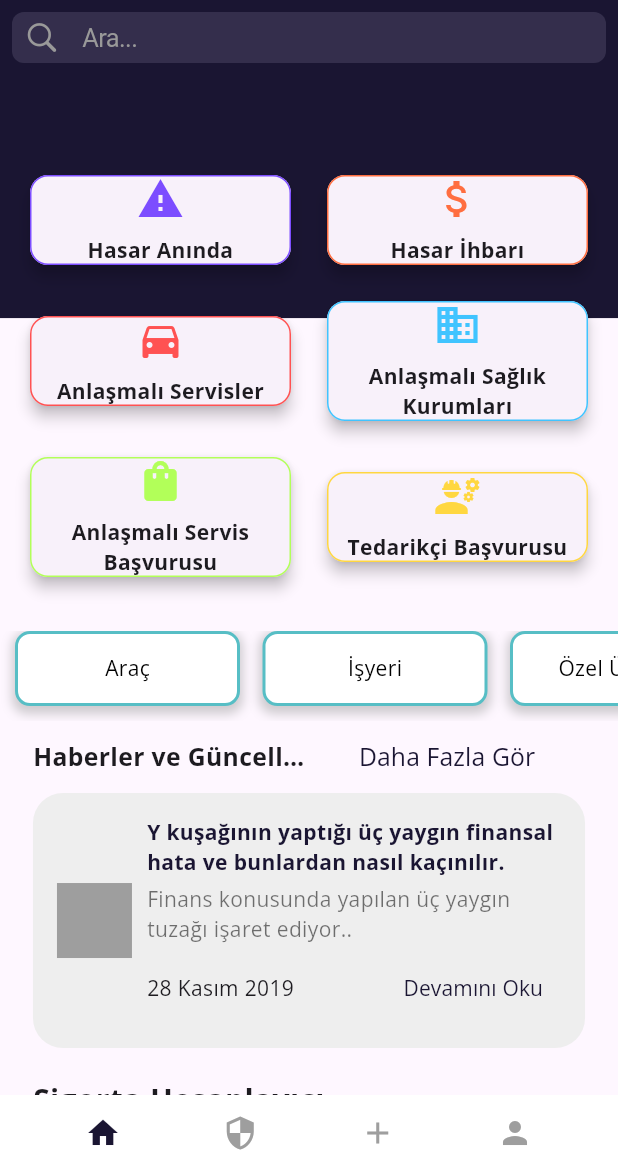
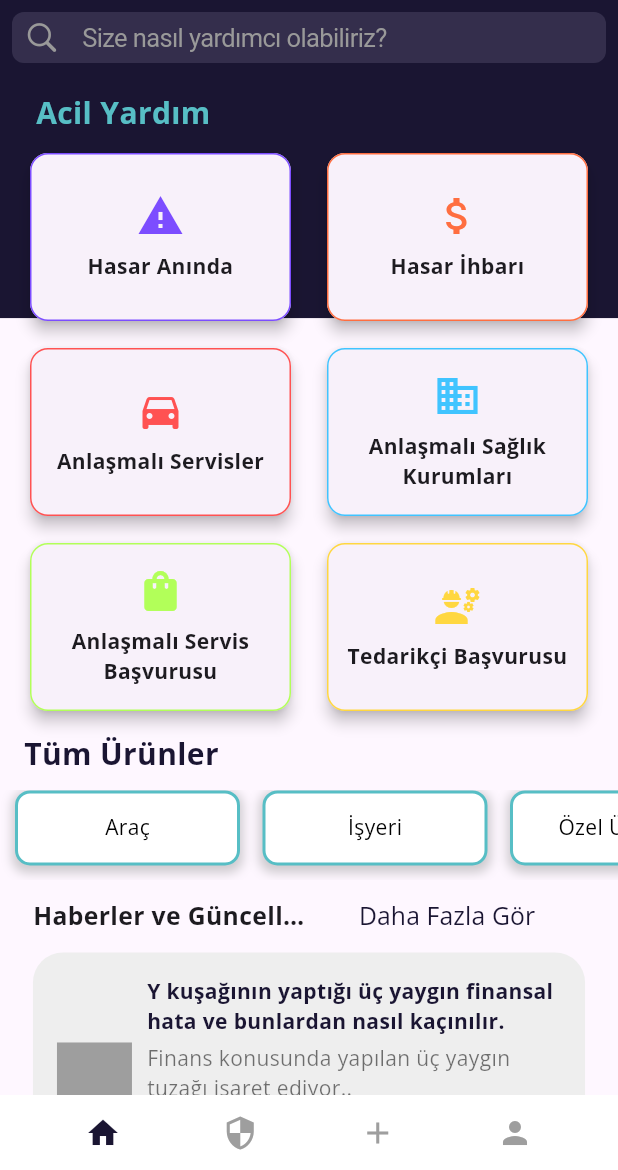
Before and after one commit to furkanaslanslx/insurapp, a Flutter app: the screen it shows after launch, on a phone screen of 412 x 824 dp, the part 66-1236 px from its top. Run offline on Flutter 3.47's test engine with Material 3 defaults, Android fonts, the phone set to English and light mode, and no system bars; drawn by our look-alikes of flutter_zoom_drawer; our stand-ins replace animated_custom_dropdown, flutter_card_swiper, flutter_colorpicker, get, introduction_screen, shared_preferences and 2 more; missing offline and left inert: mobile_scanner; accounts and stored records are empty.

Commit message:
Ana Sayfa güncellemeleri

```diff
--- a/lib/v/landing_view.dart
+++ b/lib/v/landing_view.dart
@@ -61,7 +61,7 @@ class _LandingViewState extends State<LandingView> with AutomaticKeepAliveClient
                                 enabled: false,
                                 style: const TextStyle(color: Colors.white70),
                                 controller: _searchController,
-                                placeholder: 'Ara...',
+                                placeholder: 'Size nasıl yardımcı olabiliriz?',
                                 placeholderStyle: const TextStyle(color: CupertinoColors.inactiveGray),
                                 prefix: const Padding(
                                   padding: EdgeInsets.symmetric(horizontal: 8.0),
--- a/lib/v/tab1_content.dart
+++ b/lib/v/tab1_content.dart
@@ -7,9 +7,6 @@ import 'package:insurance/v/wdgts/all_products_section.dart';
 import 'package:insurance/v/wdgts/claim_section.dart';
 import 'package:insurance/v/wdgts/insurance_calculator_section.dart';
 import 'package:insurance/v/wdgts/news_and_update_section.dart';
-import 'package:insurance/v/wdgts/policy_wdgt.dart';
-import 'package:insurance/vm/login_viewmodel.dart';
-import 'package:insurance/vm/policy_viewmodel.dart';
 import 'package:insurance/vm/themenotifier.dart';
 import 'package:provider/provider.dart';
 
@@ -23,8 +20,6 @@ class Tab1Content extends StatefulWidget {
 }
 
 class _Tab1ContentState extends State<Tab1Content> {
-  int _pageIndex = 0;
-
   @override
   Widget build(BuildContext context) {
     final themeNotifier = Provider.of<ThemeNotifier>(context);
@@ -41,6 +36,23 @@ class _Tab1ContentState extends State<Tab1Content> {
           ),
           Column(
             children: [
+              SizedBox(height: widget.size.getWidth(context, 20)),
+              const DamageAssistance(),
+              const AllProductsSection(),
+              NewsAndUpdatesSection(),
+              const SizedBox(height: 20),
+              const InsuranceCalculatorSection(),
+              const SizedBox(height: 20),
+              ClaimsSection(),
+              SizedBox(height: navigationHeight),
+            ],
+          ),
+        ],
+      ),
+    );
+  }
+}
+              // int _pageIndex = 0;
               // GestureDetector(
               //   onTap: () {
               //     NavigatoinWdgt.navigatorKey.currentState?.navigateToPage(3, data: '');
@@ -109,93 +121,76 @@ class _Tab1ContentState extends State<Tab1Content> {
               //     ),
               //   ),
               // ),
-              SizedBox(height: widget.size.getHeight(context, 40)),
-              Consumer<LoginViewModel>(
-                builder: (context, loginViewModel, child) {
-                  if (!loginViewModel.isLoggedIn) {
-                    return const SizedBox.shrink();
-                  }
-
-                  return SizedBox(
-                    height: widget.size.getWidth(context, 470),
-                    child: Consumer<PolicyViewModel>(
-                      builder: (context, policyViewModel, child) {
-                        if (policyViewModel.isLoading) {
-                          return const Center(child: CupertinoActivityIndicator());
-                        } else if (policyViewModel.errorMessage.isNotEmpty) {
-                          return Text(policyViewModel.errorMessage);
-                        } else {
-                          return PageView.builder(
-                            itemCount: policyViewModel.policies.length,
-                            physics: const BouncingScrollPhysics(),
-                            onPageChanged: (index) {
-                              setState(() {
-                                _pageIndex = index;
-                              });
-                            },
-                            itemBuilder: (context, index) {
-                              double policyValue = 0.0;
-                              List<double> policyValues = [];
-
-                              for (var i = 0; i < policyViewModel.policies.length; i++) {
-                                policyValue = 0.0;
-                                for (var j = 0; j < policyViewModel.policies[i].paymentPlan.length; j++) {
-                                  policyValue += double.parse(policyViewModel.policies[i].paymentPlan[j].amount);
-                                }
-                                policyValues.add(double.parse(policyValue.toStringAsFixed(2)));
-                              }
-
-                              return PolicyWdgt(
-                                policyViewModel: policyViewModel,
-                                index: index,
-                                policyValues: policyValues,
-                              );
-                            },
-                          );
-                        }
-                      },
-                    ),
-                  );
-                },
-              ),
-              SizedBox(
-                height: widget.size.getWidth(context, 20),
-                child: Consumer<PolicyViewModel>(
-                  builder: (context, policyViewModel, child) {
-                    return ListView.builder(
-                      itemCount: policyViewModel.policies.length,
-                      shrinkWrap: true,
-                      scrollDirection: Axis.horizontal,
-                      itemBuilder: (context, index) {
-                        return AnimatedContainer(
-                          duration: const Duration(milliseconds: 300),
-                          curve: Curves.easeInOut,
-                          width: widget.size.getWidth(context, 20) + (_pageIndex == index ? 10 : 0),
-                          height: widget.size.getWidth(context, 20),
-                          margin: const EdgeInsets.symmetric(horizontal: 10),
-                          decoration: BoxDecoration(
-                            color: _pageIndex == index ? themeNotifier.primaryColor : themeNotifier.primaryColor.withValues(alpha: 0.4),
-                            borderRadius: const BorderRadius.all(Radius.circular(10)),
-                          ),
-                        );
-                      },
-                    );
-                  },
-                ),
-              ),
-              SizedBox(height: widget.size.getWidth(context, 20)),
-              const DamageAssistance(),
-              const AllProductsSection(),
-              NewsAndUpdatesSection(),
-              const SizedBox(height: 20),
-              const InsuranceCalculatorSection(),
-              const SizedBox(height: 20),
-              ClaimsSection(),
-              SizedBox(height: navigationHeight),
-            ],
-          ),
-        ],
-      ),
-    );
-  }
-}
+              // SizedBox(height: widget.size.getHeight(context, 40)),
+              // Consumer<LoginViewModel>(
+              //   builder: (context, loginViewModel, child) {
+              //     if (!loginViewModel.isLoggedIn) {
+              //       return const SizedBox.shrink();
+              //     }
+//
+              //     return SizedBox(
+              //       height: widget.size.getWidth(context, 470),
+              //       child: Consumer<PolicyViewModel>(
+              //         builder: (context, policyViewModel, child) {
+              //           if (policyViewModel.isLoading) {
+              //             return const Center(child: CupertinoActivityIndicator());
+              //           } else if (policyViewModel.errorMessage.isNotEmpty) {
+              //             return Text(policyViewModel.errorMessage);
+              //           } else {
+              //             return PageView.builder(
+              //               itemCount: policyViewModel.policies.length,
+              //               physics: const BouncingScrollPhysics(),
+              //               onPageChanged: (index) {
+              //                 setState(() {
+              //                   _pageIndex = index;
+              //                 });
+              //               },
+              //               itemBuilder: (context, index) {
+              //                 double policyValue = 0.0;
+              //                 List<double> policyValues = [];
+//
+              //                 for (var i = 0; i < policyViewModel.policies.length; i++) {
+              //                   policyValue = 0.0;
+              //                   for (var j = 0; j < policyViewModel.policies[i].paymentPlan.length; j++) {
+              //                     policyValue += double.parse(policyViewModel.policies[i].paymentPlan[j].amount);
+              //                   }
+              //                   policyValues.add(double.parse(policyValue.toStringAsFixed(2)));
+              //                 }
+//
+              //                 return PolicyWdgt(
+              //                   policyViewModel: policyViewModel,
+              //                   index: index,
+              //                   policyValues: policyValues,
+              //                 );
+              //               },
+              //             );
+              //           }
+              //         },
+              //       ),
+              //     );
+              //   },
+              // ),
+              // SizedBox.shrink(
+              //   child: Consumer<PolicyViewModel>(
+              //     builder: (context, policyViewModel, child) {
+              //       return ListView.builder(
+              //         itemCount: policyViewModel.policies.length,
+              //         shrinkWrap: true,
+              //         scrollDirection: Axis.horizontal,
+              //         itemBuilder: (context, index) {
+              //           return AnimatedContainer(
+              //             duration: const Duration(milliseconds: 300),
+              //             curve: Curves.easeInOut,
+              //             width: widget.size.getWidth(context, 20) + (_pageIndex == index ? 10 : 0),
+              //             height: widget.size.getWidth(context, 20),
+              //             margin: const EdgeInsets.symmetric(horizontal: 10),
+              //             decoration: BoxDecoration(
+              //               color: _pageIndex == index ? themeNotifier.primaryColor : themeNotifier.primaryColor.withValues(alpha: 0.4),
+              //               borderRadius: const BorderRadius.all(Radius.circular(10)),
+              //             ),
+              //           );
+              //         },
+              //       );
+              //     },
+              //   ),
+              // ),
--- a/lib/v/tab2_content.dart
+++ b/lib/v/tab2_content.dart
@@ -83,7 +83,8 @@ class _Tab2ContentState extends State<Tab2Content> with TickerProviderStateMixin
 
   @override
   Widget build(BuildContext context) {
-    return Consumer<ThemeNotifier>(builder: (context, themeNotifier, child) {
+    return Consumer<ThemeNotifier>(
+      builder: (context, themeNotifier, child) {
         return Scaffold(
           appBar: CupertinoNavigationBar(
             middle: Image.asset('assets/images/Arex-Branding-5.png'),
@@ -107,7 +108,7 @@ class _Tab2ContentState extends State<Tab2Content> with TickerProviderStateMixin
                         autofocus: true,
                         style: const TextStyle(color: Colors.white70),
                         controller: _searchController,
-                      placeholder: 'Ara...',
+                        placeholder: 'Size nasıl yardımcı olabiliriz?',
                         placeholderStyle: const TextStyle(color: CupertinoColors.inactiveGray),
                         prefix: const Padding(
                           padding: EdgeInsets.symmetric(horizontal: 8.0),
@@ -182,6 +183,7 @@ class _Tab2ContentState extends State<Tab2Content> with TickerProviderStateMixin
             ],
           ),
         );
-    });
+      },
+    );
   }
 }
--- a/lib/v/wdgts/all_products_section.dart
+++ b/lib/v/wdgts/all_products_section.dart
@@ -47,7 +47,16 @@ class _AllProductsSectionState extends State<AllProductsSection> {
     return Consumer<ThemeNotifier>(
       builder: (context, themeNotifier, child) {
         return Column(
+          crossAxisAlignment: CrossAxisAlignment.start,
           children: [
+            Padding(
+              padding: const EdgeInsets.only(left: 16.0),
+              child: Text(
+                "Tüm Ürünler",
+                style: TextStyle(fontSize: 20, fontWeight: FontWeight.bold, color: themeNotifier.primaryColor),
+              ),
+            ),
+            const SizedBox(height: 10),
             SingleChildScrollView(
               scrollDirection: Axis.horizontal,
               child: Row(
--- a/lib/v/wdgts/damage_assistance.dart
+++ b/lib/v/wdgts/damage_assistance.dart
@@ -10,10 +10,9 @@ class DamageAssistance extends StatefulWidget {
   State<DamageAssistance> createState() => _DamageAssistanceState();
 }
 
-class _DamageAssistanceState extends State<DamageAssistance> with SingleTickerProviderStateMixin {
+class _DamageAssistanceState extends State<DamageAssistance> {
   int? selectedIndex;
-  late AnimationController _controller;
-  late Animation<double> _heightFactor;
+  List<bool> isMovedList = List.generate(6, (index) => false);
 
   final List<Map<String, dynamic>> categories = [
     {
@@ -57,45 +56,35 @@ class _DamageAssistanceState extends State<DamageAssistance> with SingleTickerPr
   @override
   void initState() {
     super.initState();
-    _controller = AnimationController(
-      duration: const Duration(milliseconds: 300),
-      vsync: this,
-    );
-    _heightFactor = Tween<double>(
-      begin: 0.0,
-      end: 1.0,
-    ).animate(CurvedAnimation(
-      parent: _controller,
-      curve: Curves.easeInOut,
-    ));
   }
 
   @override
   void dispose() {
-    _controller.dispose();
     super.dispose();
   }
 
   Widget _buildCard(int index, ThemeNotifier themeNotifier) {
-    final isSelected = selectedIndex == index;
-    return Card(
-      elevation: isSelected ? 8 : 4,
+    return SizedBox(
+      height: 120,
+      child: Card(
+        elevation: isMovedList[index] ? 8 : 4,
         shape: RoundedRectangleBorder(
           borderRadius: BorderRadius.circular(12),
           side: BorderSide(
             color: categories[index]["color"],
-          width: isSelected ? 4 : 1,
+            width: isMovedList[index] ? 4 : 1,
           ),
         ),
         child: InkWell(
           onTap: () {
             setState(() {
-            if (selectedIndex == index) {
-              selectedIndex = null;
-              _controller.reverse();
-            } else {
-              selectedIndex = index;
-              _controller.forward(from: 0.0);
+              isMovedList[index] = !isMovedList[index];
+              selectedIndex = isMovedList[index] ? index : null;
+
+              for (int i = 0; i < isMovedList.length; i++) {
+                if (i != index) {
+                  isMovedList[i] = false;
+                }
               }
             });
           },
@@ -109,7 +98,9 @@ class _DamageAssistanceState extends State<DamageAssistance> with SingleTickerPr
                 color: categories[index]["color"],
               ),
               const SizedBox(height: 8),
-            Text(
+              Padding(
+                padding: const EdgeInsets.symmetric(horizontal: 8),
+                child: Text(
                   categories[index]["title"],
                   textAlign: TextAlign.center,
                   style: const TextStyle(
@@ -117,47 +108,57 @@ class _DamageAssistanceState extends State<DamageAssistance> with SingleTickerPr
                     fontWeight: FontWeight.bold,
                   ),
                 ),
+              ),
             ],
+          ),
         ),
       ),
     );
   }
 
-  Widget _buildOptions(int index) {
-    final options = categories[index]["options"] as List<dynamic>;
-    return SizeTransition(
-      sizeFactor: _heightFactor,
-      child: Container(
+  Widget _buildOptions(int? index, int rowIndex) {
+    final options = index != null ? categories[index]["options"] as List<dynamic> : [];
+    final isVisible = selectedIndex != null && selectedIndex! ~/ 2 == rowIndex;
+    final color = index != null ? categories[index]["color"] : Colors.transparent;
+
+    return AnimatedOpacity(
+      duration: const Duration(milliseconds: 300),
+      opacity: isVisible ? 1.0 : 0.0,
+      child: AnimatedContainer(
+        duration: const Duration(milliseconds: 300),
+        curve: Curves.easeOut,
         margin: const EdgeInsets.symmetric(horizontal: 16),
+        height: isVisible ? (options.length * 48.0) : 0,
         decoration: BoxDecoration(
           color: Colors.grey[100],
           borderRadius: BorderRadius.circular(8),
-          border: Border.all(
-            color: categories[index]["color"],
-            width: 1,
+          border: Border.all(color: color, width: 1),
         ),
-        ),
-        child: Column(
-          children: options
-              .map((option) => ListTile(
+        child: ListView.builder(
+          physics: const NeverScrollableScrollPhysics(),
+          padding: EdgeInsets.zero,
+          itemCount: options.length,
+          itemBuilder: (context, optionIndex) {
+            final option = options[optionIndex];
+            return ListTile(
               dense: true,
               title: Text(
                 option.toString(),
                 style: TextStyle(
                   fontSize: 12,
-                        color: categories[index]["color"],
+                  color: color,
                 ),
               ),
               trailing: Icon(
                 Icons.arrow_forward_ios,
                 size: 12,
-                      color: categories[index]["color"],
+                color: color,
               ),
               onTap: () {
                 // TODO: Handle option tap
               },
-                  ))
-              .toList(),
+            );
+          },
         ),
       ),
     );
@@ -167,8 +168,15 @@ class _DamageAssistanceState extends State<DamageAssistance> with SingleTickerPr
   Widget build(BuildContext context) {
     return Consumer<ThemeNotifier>(
       builder: (context, themeNotifier, child) {
-        return Padding(
-          padding: const EdgeInsets.all(16.0),
+        return Column(
+          crossAxisAlignment: CrossAxisAlignment.start,
+          children: [
+            Padding(
+              padding: const EdgeInsets.only(left: 24.0),
+              child: Text("Acil Yardım", style: TextStyle(fontSize: 20, fontWeight: FontWeight.bold, color: themeNotifier.secondaryColor)),
+            ),
+            Padding(
+              padding: const EdgeInsets.only(left: 16.0, right: 16.0, top: 8.0),
               child: ListView.builder(
                 shrinkWrap: true,
                 physics: const NeverScrollableScrollPhysics(),
@@ -177,6 +185,7 @@ class _DamageAssistanceState extends State<DamageAssistance> with SingleTickerPr
                   return Column(
                     children: [
                       Row(
+                        crossAxisAlignment: CrossAxisAlignment.start,
                         children: [
                           for (int i = rowIndex * 2; i < min((rowIndex + 1) * 2, categories.length); i++)
                             Expanded(
@@ -184,18 +193,25 @@ class _DamageAssistanceState extends State<DamageAssistance> with SingleTickerPr
                                 padding: EdgeInsets.only(
                                   left: i.isEven ? 0 : 8,
                                   right: i.isEven ? 8 : 0,
-                              bottom: 16,
+                                  bottom: isMovedList[i] ? 20.0 : 10.0,
                                 ),
+                                child: AnimatedContainer(
+                                  duration: const Duration(milliseconds: 300),
+                                  curve: Curves.easeOut,
+                                  transform: Matrix4.translationValues(0, isMovedList[i] ? 10.0 : 0.0, 0),
                                   child: _buildCard(i, themeNotifier),
+                                ),
                               ),
                             ),
                         ],
                       ),
-                  if (selectedIndex != null && selectedIndex! ~/ 2 == rowIndex) _buildOptions(selectedIndex!),
+                      _buildOptions(selectedIndex, rowIndex),
                     ],
                   );
                 },
               ),
+            ),
+          ],
         );
       },
     );
```
Also changed, not shown: 12 other files. Lines whose indentation alone changed are shown as unchanged.
